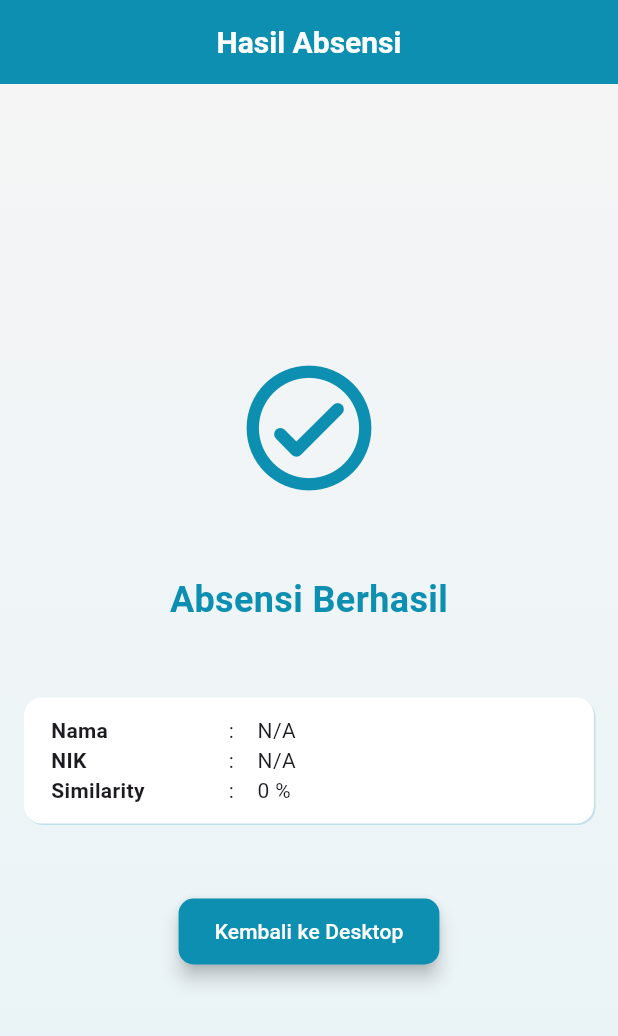
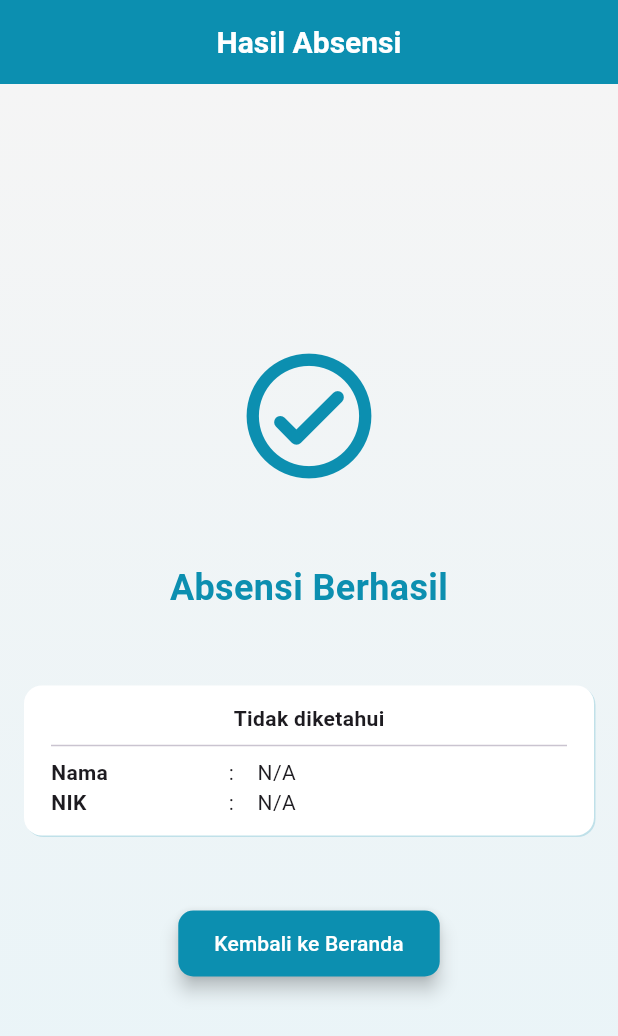
Before and after one commit to hafidzf25/attendance-app-excelso, a Flutter app: the ResultPage screen opened directly, on a phone screen of 412 x 824 dp. Shown: the top 1036 px of the screen. Run offline on Flutter 3.47's test engine with Material 3 defaults, Android fonts, the phone set to English and light mode, and no system bars; our stand-ins replace camera, dio, geolocator, permission_handler, pretty_dio_logger; missing offline and left inert: google_mlkit_face_detection.

Commit message:
feat: finalisasi euy

```diff
--- a/lib/pages/result_page.dart
+++ b/lib/pages/result_page.dart
@@ -51,11 +51,11 @@ class _ResultPageState extends State<ResultPage> {
                         size: 100,
                       ),
                       const SizedBox(height: 48),
-                      const Text(
+                      Text(
                         "Absensi Berhasil",
                         textAlign: TextAlign.center,
                         style: TextStyle(
-                          fontSize: 24,
+                          fontSize: !isTablet ? 24 : 42,
                           fontWeight: FontWeight.bold,
                           color: AppColors.textPrimary,
                         ),
@@ -75,85 +75,116 @@ class _ResultPageState extends State<ResultPage> {
                                   offset: const Offset(1, 1))
                             ]),
                         child: Column(children: [
+                          Text(
+                            widget.attendanceRecord?.branch ??
+                                'Tidak diketahui',
+                            textAlign: TextAlign.left,
+                            style: TextStyle(
+                              fontWeight: FontWeight.bold,
+                              fontSize: isTablet ? 20 : 14,
+                            ),
+                          ),
+                          const Divider(),
                           Row(
                             children: [
-                              const Expanded(
+                              Expanded(
                                 flex: 3,
                                 child: Text(
                                   "Nama",
                                   textAlign: TextAlign.left,
                                   style: TextStyle(
                                     fontWeight: FontWeight.bold,
+                                    fontSize: isTablet ? 20 : 14,
                                   ),
                                 ),
                               ),
-                              const Expanded(
+                              Expanded(
                                 flex: 1,
                                 child: Text(
                                   ":",
                                   textAlign: TextAlign.center,
+                                  style:
+                                      TextStyle(fontSize: isTablet ? 20 : 14),
                                 ),
                               ),
                               Expanded(
                                 flex: 6,
                                 child: Text(
-                                    widget.attendanceRecord?.name ?? 'N/A'),
+                                  widget.attendanceRecord?.name ?? 'N/A',
+                                  style: TextStyle(
+                                    fontSize: isTablet ? 20 : 14,
+                                  ),
+                                ),
                               ),
                             ],
                           ),
                           Row(
                             children: [
-                              const Expanded(
+                              Expanded(
                                 flex: 3,
                                 child: Text(
                                   "NIK",
                                   textAlign: TextAlign.left,
                                   style: TextStyle(
                                     fontWeight: FontWeight.bold,
+                                    fontSize: isTablet ? 20 : 14,
                                   ),
                                 ),
                               ),
-                              const Expanded(
+                              Expanded(
                                 flex: 1,
                                 child: Text(
                                   ":",
                                   textAlign: TextAlign.center,
-                                ),
-                              ),
-                              Expanded(
-                                flex: 6,
-                                child:
-                                    Text(widget.attendanceRecord?.nik ?? 'N/A'),
-                              ),
-                            ],
-                          ),
-                          Row(
-                            children: [
-                              const Expanded(
-                                flex: 3,
-                                child: Text(
-                                  "Similarity",
-                                  textAlign: TextAlign.left,
-                                  style: TextStyle(
-                                    fontWeight: FontWeight.bold,
-                                  ),
-                                ),
-                              ),
-                              const Expanded(
-                                flex: 1,
-                                child: Text(
-                                  ":",
-                                  textAlign: TextAlign.center,
+                                  style:
+                                      TextStyle(fontSize: isTablet ? 20 : 14),
                                 ),
                               ),
                               Expanded(
                                 flex: 6,
                                 child: Text(
-                                  "${((widget.attendanceRecord?.similarity ?? 0.0) * 100).round()} %"
+                                  widget.attendanceRecord?.nik ?? 'N/A',
+                                  style: TextStyle(
+                                    fontSize: isTablet ? 20 : 14,
+                                  ),
                                 ),
                               ),
                             ],
                           ),
+                          // Row(
+                          //   children: [
+                          //     Expanded(
+                          //       flex: 3,
+                          //       child: Text(
+                          //         "Similarity",
+                          //         textAlign: TextAlign.left,
+                          //         style: TextStyle(
+                          //           fontWeight: FontWeight.bold,
+                          //           fontSize: isTablet ? 20 : 14,
+                          //         ),
+                          //       ),
+                          //     ),
+                          //     Expanded(
+                          //       flex: 1,
+                          //       child: Text(
+                          //         ":",
+                          //         textAlign: TextAlign.center,
+                          //         style: TextStyle(
+                          //           fontSize: isTablet ? 20 : 14,
+                          //         ),
+                          //       ),
+                          //     ),
+                          //     Expanded(
+                          //       flex: 6,
+                          //       child: Text(
+                          //         "${((widget.attendanceRecord?.similarity ?? 0.0) * 100).round()} %",
+                          //         style: TextStyle(
+                          //           fontSize: isTablet ? 20 : 14,
+                          //         ),
+                          //       ),
+                          //     ),
+                          //   ],
+                          // ),
                         ]),
                       ),
                       const SizedBox(height: 48),
@@ -178,7 +209,7 @@ class _ResultPageState extends State<ResultPage> {
                             (route) => false,
                           );
                         },
-                        child: const Text("Kembali ke Desktop"),
+                        child: const Text("Kembali ke Beranda"),
                       )
                     ],
                   ),
--- a/lib/services/api_service.dart
+++ b/lib/services/api_service.dart
@@ -22,8 +22,8 @@ class ApiService {
     _dio = Dio(
       BaseOptions(
         baseUrl: 'http://192.168.137.1:3000/hr',
-        connectTimeout: const Duration(seconds: 30),
-        receiveTimeout: const Duration(seconds: 30),
+        connectTimeout: const Duration(seconds: 15),
+        receiveTimeout: const Duration(seconds: 15),
         contentType: Headers.jsonContentType,
         responseType: ResponseType.json,
       ),
@@ -111,13 +111,11 @@ class ApiService {
     String endpoint, {
     Map<String, dynamic>? queryParameters,
     T Function(dynamic)? dataParser,
-    Options? options,
   }) async {
     try {
       final response = await _dio.get(
         endpoint,
         queryParameters: queryParameters,
-        options: options,
       );
 
       return ApiResponse<T>.fromJson(
--- a/lib/utils/image_utils.dart
+++ b/lib/utils/image_utils.dart
@@ -7,6 +7,12 @@ class ImageUtils {
   static img.Image? flipHorizontal(img.Image? image) {
     if (image == null) return null;
     return img.flipHorizontal(image);
+  }
+
+  /// Rotate image 90 degrees clockwise
+  static img.Image? rotateClockwise(img.Image? image) {
+    if (image == null) return null;
+    return img.copyRotate(image, 90);
   }
 
   /// Encode image to JPG bytes
--- a/lib/widgets/clock_display.dart
+++ b/lib/widgets/clock_display.dart
@@ -35,9 +35,12 @@ class _ClockDisplayState extends State<ClockDisplay> {
 
   @override
   Widget build(BuildContext context) {
+    final width = MediaQuery.of(context).size.width;
+    final isTablet = width >= 600;
+
     return Container(
       width: double.infinity,
-      padding: const EdgeInsets.symmetric(horizontal: 16, vertical: 24),
+      padding: EdgeInsets.symmetric(horizontal: 16, vertical: isTablet ? 32 : 24),
       decoration: BoxDecoration(
         borderRadius: BorderRadius.circular(18),
         border: Border.all(color: AppColors.primary.withOpacity(0.3)),
```
Also changed, not shown: lib/pages/attendance_page.dart (+98 -38 lines), lib/pages/camera_page.dart (+24 -24 lines), lib/services/attendance_repository.dart (+53 -105 lines), lib/services/camera_service.dart (+11 -0 lines), lib/services/location_service.dart (+7 -7 lines), lib/widgets/form_dropdown.dart (+12 -1 lines).
